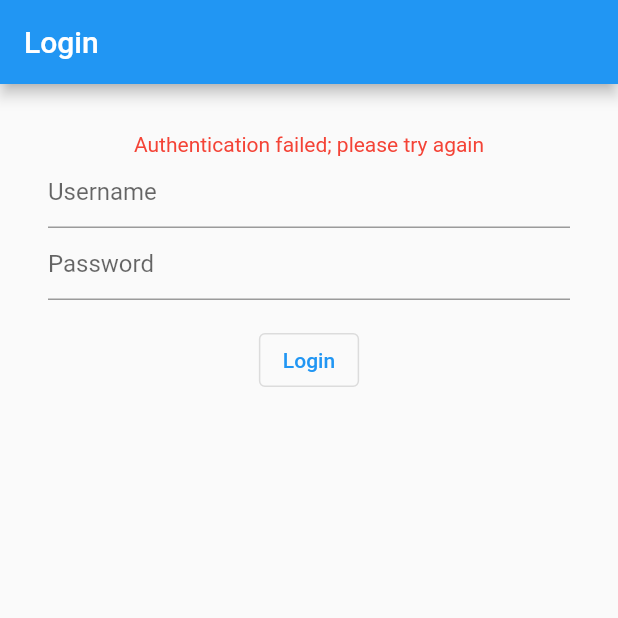
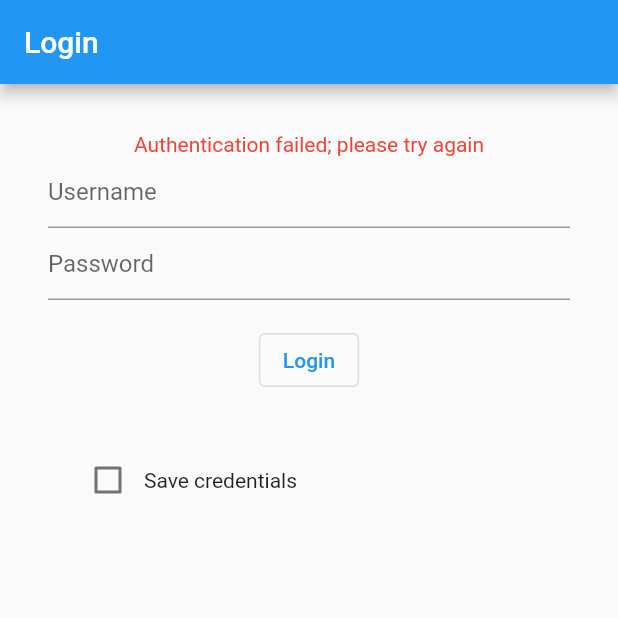
Before and after one commit to tytydraco/cg_proto2, a Flutter app: the screen it shows after launch, after a tap on "Login", on a phone screen of 412 x 824 dp, the top half of it. Run offline on Flutter 3.47's test engine with Material 2 defaults, Android fonts, the phone set to English and light mode, and no system bars; our stand-ins replace fl_chart, shared_preferences.

Commit message:
Non-funct save credentials toggle
Signed-off-by: Tyler Nijmeh <tylernij@gmail.com>

```diff
--- /dev/null
+++ b/lib/widgets/login_save_checkbox.dart
@@ -0,0 +1,50 @@
+import 'package:flutter/material.dart';
+import 'package:shared_preferences/shared_preferences.dart';
+
+class LoginSaveCheckbox extends StatefulWidget {
+  const LoginSaveCheckbox({Key? key}) : super(key: key);
+
+  @override
+  State<LoginSaveCheckbox> createState() => _LoginSaveCheckboxState();
+}
+
+class _LoginSaveCheckboxState extends State<LoginSaveCheckbox> {
+  Future<bool> getChecked() async {
+    final sharedPrefs = await SharedPreferences.getInstance();
+    return sharedPrefs.getBool('save_credentials') ?? false;
+  }
+
+  Future setChecked(bool newState) async {
+    final sharedPrefs = await SharedPreferences.getInstance();
+    sharedPrefs.setBool('save_credentials', newState);
+  }
+
+  @override
+  Widget build(BuildContext context) {
+    return Row(
+      children: [
+        FutureBuilder(
+          initialData: false,
+          future: getChecked(),
+          builder: (context, snapshot) {
+            final checked = snapshot.data as bool;
+            if (snapshot.hasData) {
+              return Checkbox(
+                value: checked,
+                onChanged: (state) {
+                  setChecked(state!);
+                  setState(() {});
+                }
+              );
+            } else if (snapshot.hasError) {
+              return const Icon(Icons.warning);
+            } else {
+              return const CircularProgressIndicator();
+            }
+          },
+        ),
+        const Text('Save credentials'),
+      ],
+    );
+  }
+}
--- a/lib/widgets/login_widget.dart
+++ b/lib/widgets/login_widget.dart
@@ -1,5 +1,6 @@
 import 'package:cg_proto2/models/credential_model.dart';
 import 'package:cg_proto2/remote/remote_auth.dart';
+import 'package:cg_proto2/widgets/login_save_checkbox.dart';
 import 'package:flutter/material.dart';
 
 class LoginWidget extends StatefulWidget {
@@ -65,6 +66,10 @@ class _LoginWidgetState extends State<LoginWidget> {
             child: const Text('Login'),
           ),
         ),
+        const Padding(
+          padding: EdgeInsets.all(16),
+          child: LoginSaveCheckbox(),
+        ),
       ],
     );
   }
```
